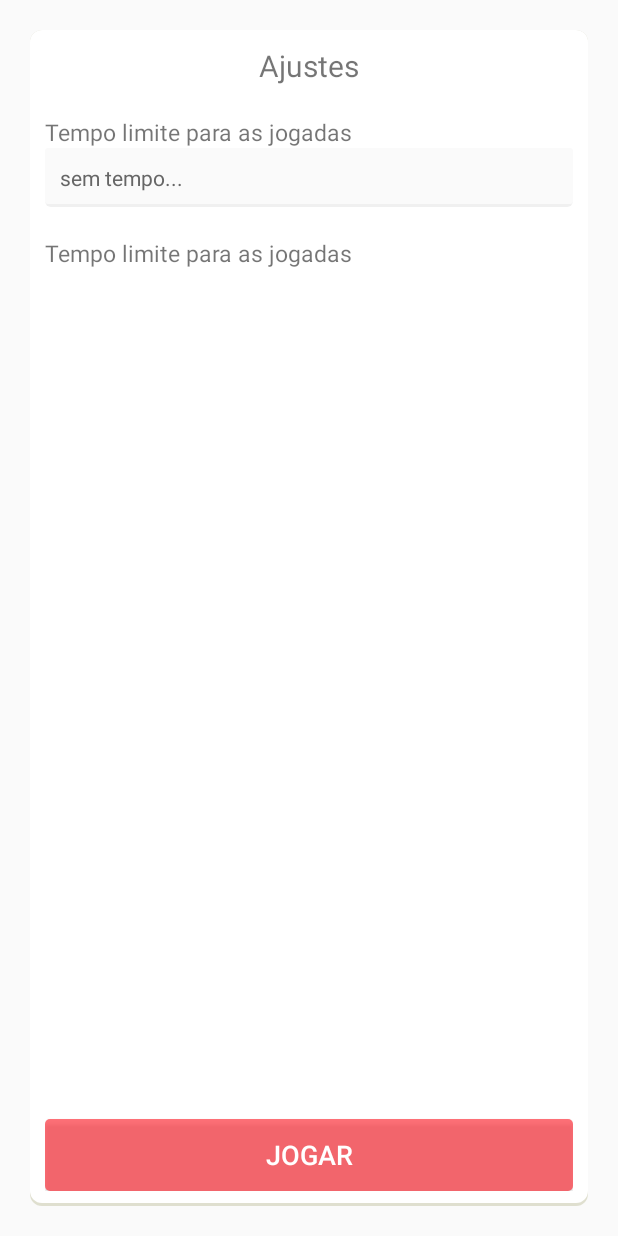
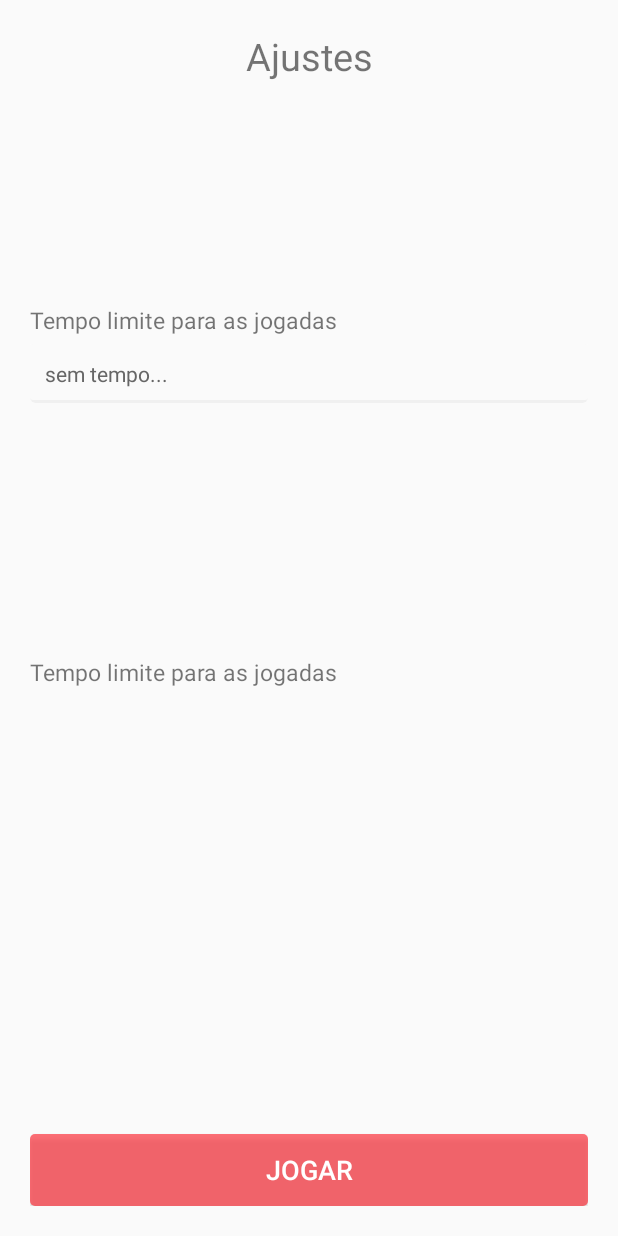
Before and after one commit to OficinaDoCodigo/Game_of_velha, an Android app: the SetTimeActivity screen opened directly, with no data from a screen before it, on a phone screen of 412 x 824 dp. Run offline under Robolectric (Android 15) with nearby library versions, the phone set to English and light mode, and no system bars.

Commit message:
tirei o box dos layouts

```diff
--- a/app/src/main/res/layout/activity_cadastre_avatar.xml
+++ b/app/src/main/res/layout/activity_cadastre_avatar.xml
@@ -4,14 +4,11 @@
     android:layout_height="fill_parent"
     android:orientation="vertical"
     tools:context="br.com.oficinadocodigo.gameofvelha.CadastreAvatarActivity"
-    android:background="@drawable/box"
-    android:layout_margin="20dp"
     android:padding="20dp"
     >
 
     <LinearLayout
         android:layout_weight="2"
-        android:padding="10dp"
         android:gravity="center"
         android:layout_height="wrap_content"
         android:layout_width="fill_parent"
@@ -44,7 +41,6 @@
 
 
     <LinearLayout
-        android:padding="10dp"
         android:gravity="bottom"
         android:layout_weight="1"
         android:layout_width="fill_parent"
--- a/app/src/main/res/layout/activity_set_time.xml
+++ b/app/src/main/res/layout/activity_set_time.xml
@@ -1,24 +1,16 @@
 <LinearLayout
     xmlns:android="http://schemas.android.com/apk/res/android"
     xmlns:tools="http://schemas.android.com/tools"
-    android:layout_width="match_parent"
-    android:layout_height="match_parent"
+    android:layout_width="fill_parent"
+    android:layout_height="fill_parent"
     android:padding="20dp"
     android:orientation="vertical"
     tools:context="br.com.oficinadocodigo.SetTimeActivity">
 
         <LinearLayout
-        android:layout_width="fill_parent"
-        android:layout_height="fill_parent"
-        android:background="@drawable/box"
-        android:orientation="vertical"
-        android:padding="10dp"
-        >
-
-        <LinearLayout
+            android:layout_weight="1"
             android:layout_width="fill_parent"
             android:layout_height="wrap_content"
-            android:layout_marginBottom="20dp"
             >
 
             <TextView
@@ -26,16 +18,22 @@
                 android:layout_height="wrap_content"
                 android:gravity="center"
                 android:text="Ajustes"
-                android:textSize="20sp"
+                android:textSize="25sp"
                 android:id="@+id/textView" />
         </LinearLayout>
 
+        <LinearLayout
+            android:orientation="vertical"
+            android:layout_weight="1"
+            android:layout_width="fill_parent"
+            android:layout_height="wrap_content">
+
             <TextView
+                android:layout_marginBottom="5dp"
                 android:layout_width="fill_parent"
                 android:layout_height="wrap_content"
                 android:text="Tempo limite para as jogadas"
                 android:textSize="15sp"
-
                 />
 
             <Spinner
@@ -45,8 +43,16 @@
                 android:background="@drawable/spinner_style"
                 />
 
+        </LinearLayout>
 
 
+
+
+        <LinearLayout
+            android:layout_weight="1"
+            android:layout_width="fill_parent"
+            android:layout_height="wrap_content"
+            android:orientation="vertical">
 
             <TextView
                 android:layout_width="fill_parent"
@@ -63,18 +69,23 @@
                 android:background="@drawable/spinner_style"
                 />
 
+        </LinearLayout>
+
+
+
 
 
         <LinearLayout
+            android:layout_weight="1"
             android:layout_width="fill_parent"
-            android:layout_height="fill_parent"
+            android:layout_height="wrap_content"
             android:layout_gravity="bottom"
             >
 
             <Button
                 android:layout_width="fill_parent"
                 android:layout_height="wrap_content"
-                android:text="Jogar"
+                android:text="@string/jogarBtn"
                 android:layout_gravity="bottom"
                 android:background="@drawable/botao_principal"
                 android:textColor="@color/white"
@@ -83,8 +94,4 @@
                 />
         </LinearLayout>
 
-
 </LinearLayout>
-
-
-</LinearLayout>
```
Also changed, not shown: app/src/main/res/layout/activity_choose_player_one.xml (+1 -6 lines), app/src/main/res/layout/activity_choose_player_two.xml (+4 -9 lines), app/src/main/res/layout/activity_menu.xml (+23 -1 lines), app/src/main/res/values/strings.xml (+7 -4 lines). Lines whose indentation alone changed are shown as unchanged.
